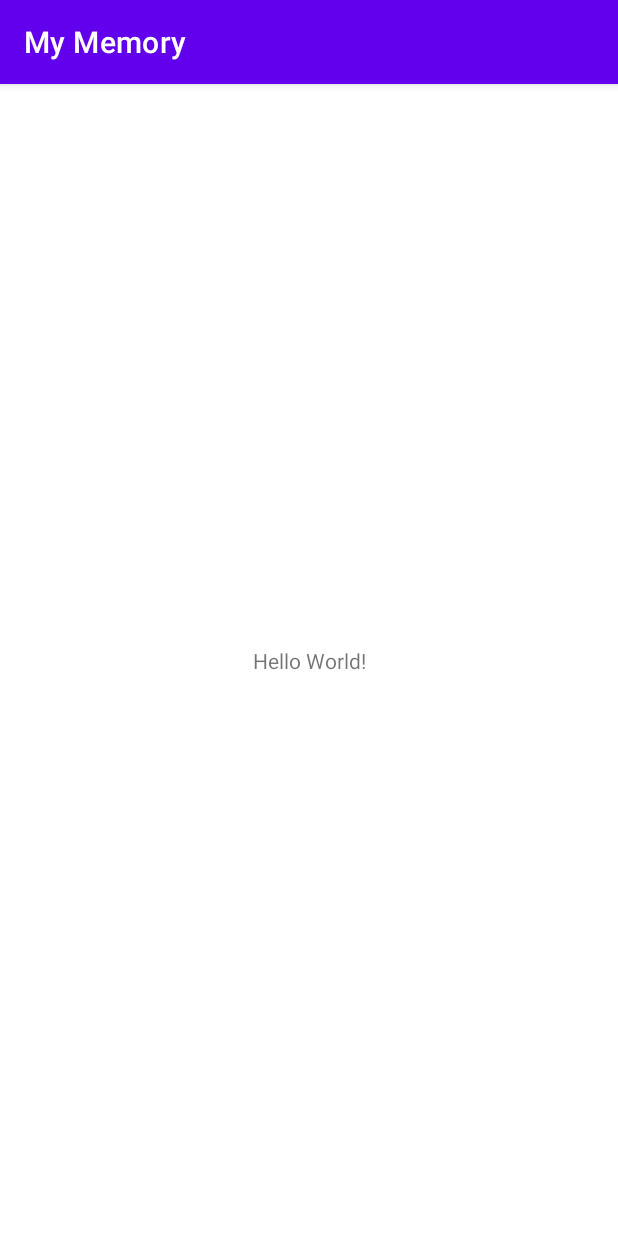
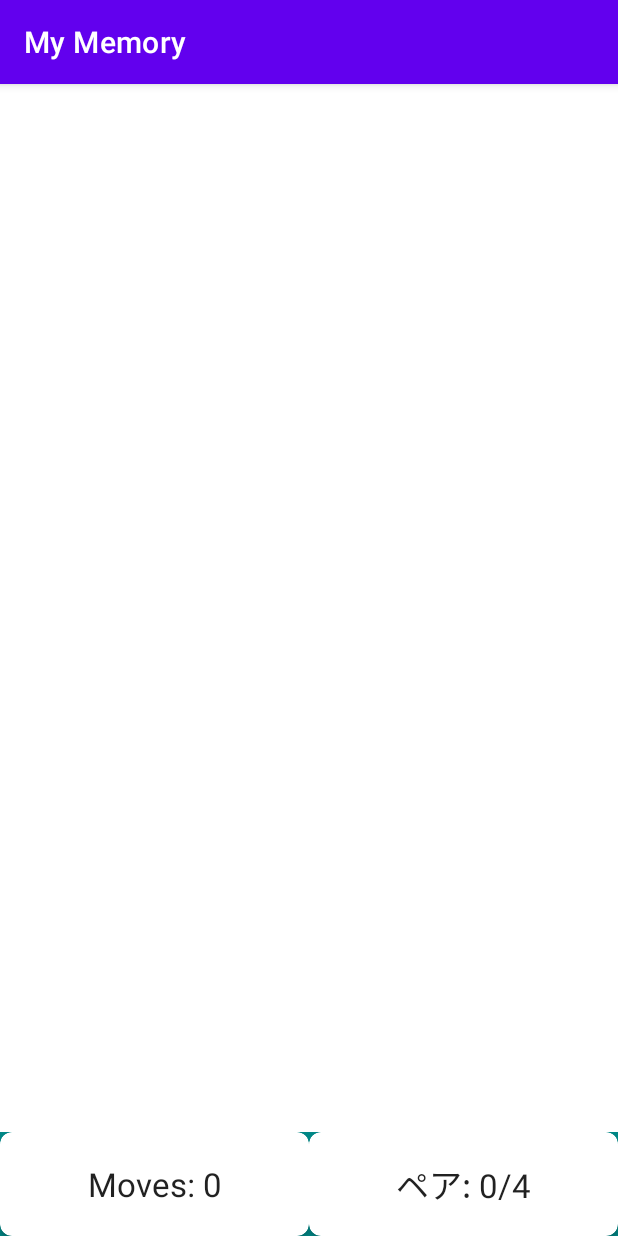
Before and after one commit to jonathanpperry/kotlin-memory-game, an Android app: the screen it shows after launch (MainActivity), on a phone screen of 412 x 824 dp. Run offline under Robolectric (Android 15) with nearby library versions, the phone set to English and light mode, and no system bars.

Commit message:
Finished create the main layout section (scaffolding + getting a reference to the key views on the layout)

```diff
--- a/app/src/main/java/com/jonnyramen/mymemory/MainActivity.kt
+++ b/app/src/main/java/com/jonnyramen/mymemory/MainActivity.kt
@@ -2,10 +2,21 @@ package com.jonnyramen.mymemory
 
 import androidx.appcompat.app.AppCompatActivity
 import android.os.Bundle
+import android.widget.TextView
+import androidx.recyclerview.widget.RecyclerView
 
 class MainActivity : AppCompatActivity() {
+
+    private lateinit var rvBoard: RecyclerView
+    private lateinit var tvNumMoves: TextView
+    private lateinit var tvNumPairs: TextView
+
     override fun onCreate(savedInstanceState: Bundle?) {
         super.onCreate(savedInstanceState)
         setContentView(R.layout.activity_main)
+
+        rvBoard = findViewById(R.id.rvBoard)
+        tvNumMoves = findViewById(R.id.tvNumMoves)
+        tvNumPairs = findViewById(R.id.tvNumPairs)
     }
 }
--- a/app/src/main/res/layout/activity_main.xml
+++ b/app/src/main/res/layout/activity_main.xml
@@ -6,13 +6,57 @@
     android:layout_height="match_parent"
     tools:context=".MainActivity">
 
-    <TextView
-        android:layout_width="wrap_content"
+    <LinearLayout
+        android:id="@+id/llGameInfo"
+        android:layout_width="0dp"
         android:layout_height="wrap_content"
-        android:text="Hello World!"
+        android:background="?attr/colorSecondaryVariant"
+        android:orientation="horizontal"
         app:layout_constraintBottom_toBottomOf="parent"
-        app:layout_constraintLeft_toLeftOf="parent"
-        app:layout_constraintRight_toRightOf="parent"
+        app:layout_constraintEnd_toEndOf="parent"
+        app:layout_constraintStart_toStartOf="parent">
+
+        <androidx.cardview.widget.CardView
+            android:layout_width="match_parent"
+            android:layout_height="match_parent"
+            android:layout_weight="1"
+            app:cardCornerRadius="8dp">
+
+            <TextView
+                android:id="@+id/tvNumMoves"
+                android:layout_width="match_parent"
+                android:layout_height="match_parent"
+                android:layout_margin="10dp"
+                android:gravity="center"
+                android:padding="8dp"
+                android:text="Moves: 0"
+                android:textAppearance="@style/TextAppearance.AppCompat.Large" />
+        </androidx.cardview.widget.CardView>
+
+        <androidx.cardview.widget.CardView
+            android:layout_width="match_parent"
+            android:layout_height="match_parent"
+            android:layout_weight="1"
+            app:cardCornerRadius="8dp">
+
+            <TextView
+                android:id="@+id/tvNumPairs"
+                android:layout_width="match_parent"
+                android:layout_height="match_parent"
+                android:layout_margin="10dp"
+                android:gravity="center"
+                android:padding="8dp"
+                android:text="ペア: 0/4"
+                android:textAppearance="@style/TextAppearance.AppCompat.Large" />
+        </androidx.cardview.widget.CardView>
+    </LinearLayout>
+
+    <androidx.recyclerview.widget.RecyclerView
+        android:id="@+id/rvBoard"
+        android:layout_width="0dp"
+        android:layout_height="0dp"
+        app:layout_constraintBottom_toTopOf="@+id/llGameInfo"
+        app:layout_constraintEnd_toEndOf="parent"
+        app:layout_constraintStart_toStartOf="parent"
         app:layout_constraintTop_toTopOf="parent" />
-
 </androidx.constraintlayout.widget.ConstraintLayout>
```
